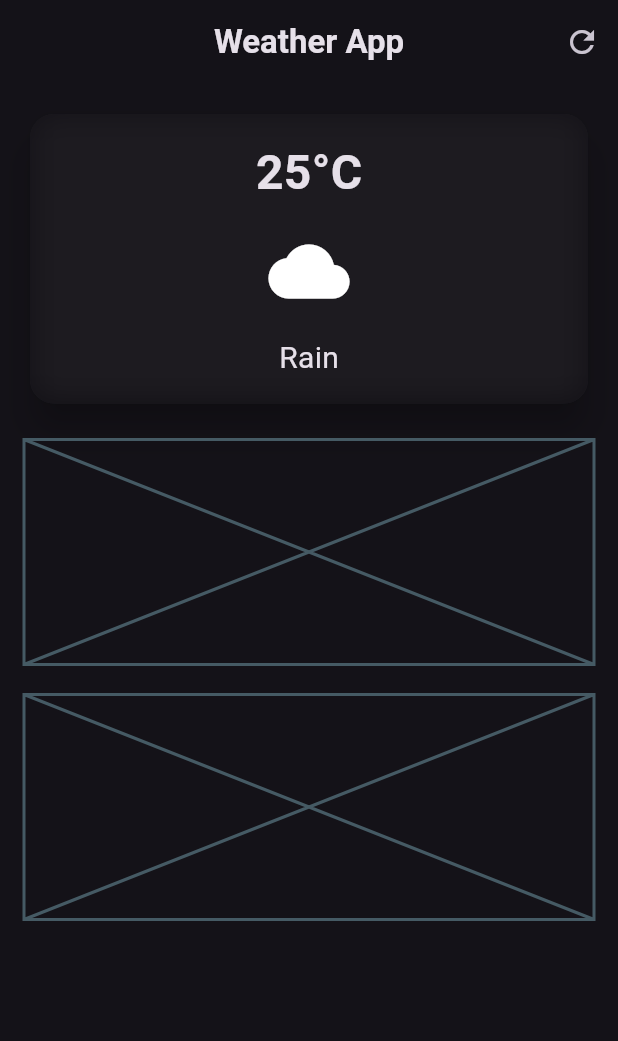
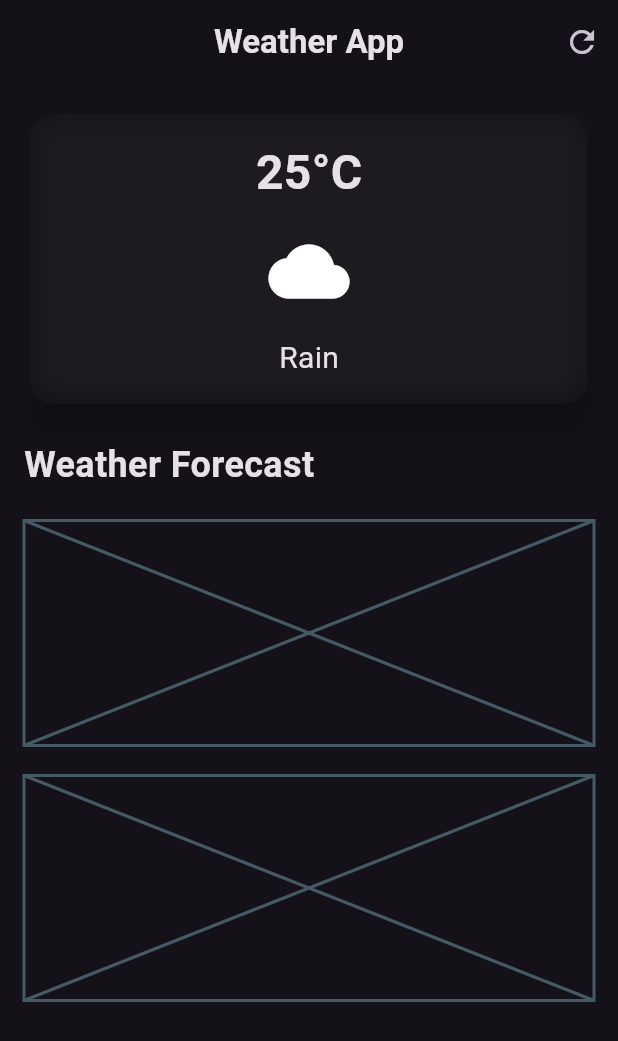
Before and after one commit to magdalenalonc/weather_app, a Flutter app: the screen it shows after launch, on a phone screen of 412 x 824 dp. Shown: the top 1041 px of the screen. Run offline on Flutter 3.47's test engine with Material 3 defaults, Android fonts, the phone set to English and light mode, and no system bars.

Commit message:
Add text & alignment

```diff
--- a/lib/weather_screen.dart
+++ b/lib/weather_screen.dart
@@ -1,7 +1,6 @@
 import 'dart:ui';
 
 import 'package:flutter/material.dart';
-import 'package:flutter/widgets.dart';
 
 class WeatherScreen extends StatelessWidget {
   const WeatherScreen({super.key});
@@ -27,6 +26,7 @@ class WeatherScreen extends StatelessWidget {
       body: Padding(
         padding: const EdgeInsets.all(16.0),
         child: Column(
+          crossAxisAlignment: CrossAxisAlignment.start,
           children: [
             // main card
             SizedBox(
@@ -73,6 +73,14 @@ class WeatherScreen extends StatelessWidget {
             ),
             const SizedBox(height: 20),
             // weather forecast cards
+            const Text(
+              'Weather Forecast',
+              style: TextStyle(
+                fontSize: 24,
+                fontWeight: FontWeight.bold,
+              ),
+            ),
+            const SizedBox(height: 20),
             const Placeholder(
               fallbackHeight: 150,
             ),
```
